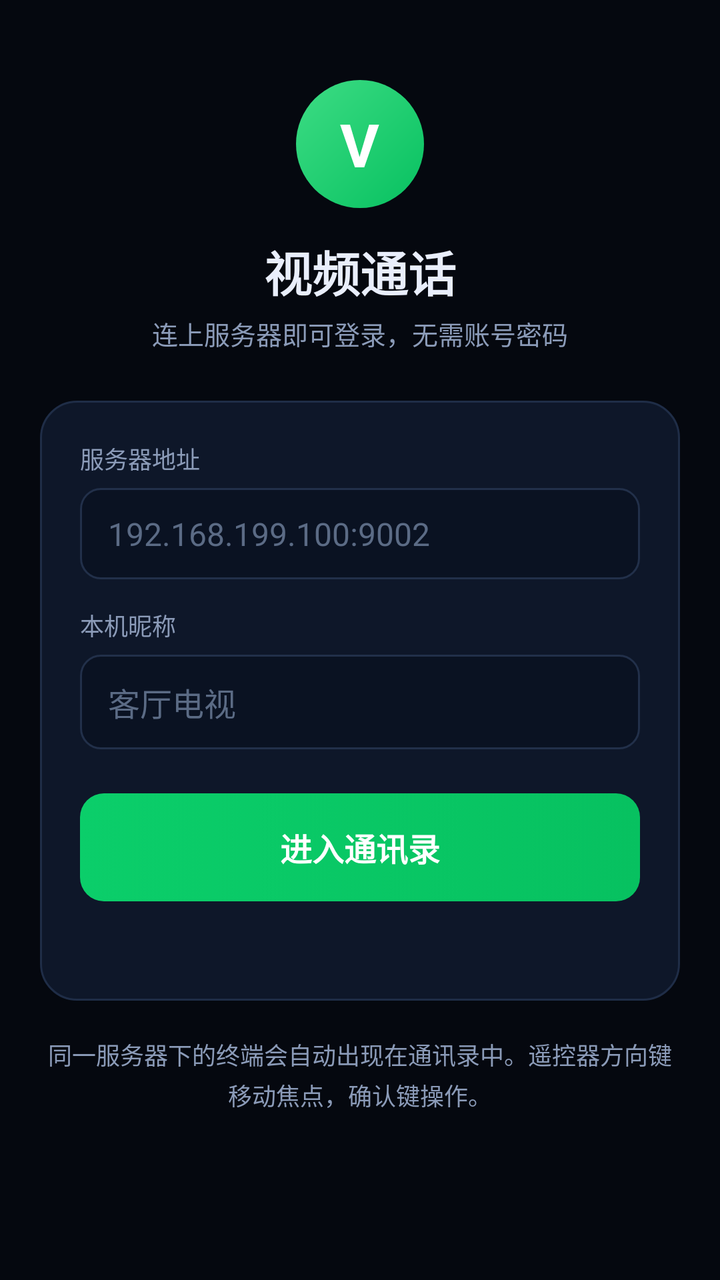
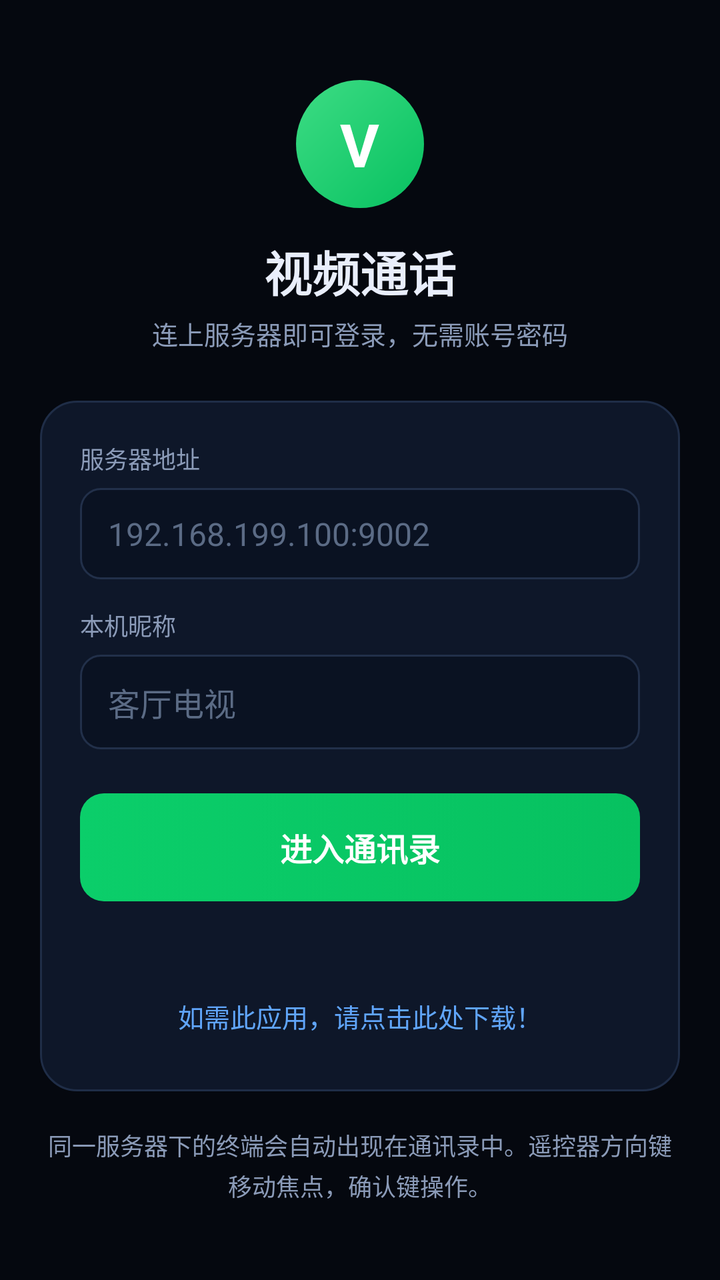

Two renders of the same Android screen: before a commit and after it. Below are the layout's source before the change and the commit's diff.
<!-- AndroidManifest.xml: application theme Theme.VCall -->
<!-- res/layout/activity_main.xml -->
<?xml version="1.0" encoding="utf-8"?>
<FrameLayout xmlns:android="http://schemas.android.com/apk/res/android"
    android:id="@+id/root"
    android:layout_width="match_parent"
    android:layout_height="match_parent"
    android:background="@color/bg">

    
    <ScrollView
        android:id="@+id/loginPanel"
        android:layout_width="match_parent"
        android:layout_height="match_parent"
        android:fillViewport="true">

        <LinearLayout
            android:layout_width="match_parent"
            android:layout_height="wrap_content"
            android:gravity="center_horizontal"
            android:orientation="vertical"
            android:paddingStart="20dp"
            android:paddingTop="40dp"
            android:paddingEnd="20dp"
            android:paddingBottom="32dp">

            <FrameLayout
                android:layout_width="64dp"
                android:layout_height="64dp"
                android:background="@drawable/bg_avatar">

                <TextView
                    android:layout_width="wrap_content"
                    android:layout_height="wrap_content"
                    android:layout_gravity="center"
                    android:text="V"
                    android:textColor="@color/white"
                    android:textSize="30sp"
                    android:textStyle="bold" />
            </FrameLayout>

            <TextView
                android:layout_width="wrap_content"
                android:layout_height="wrap_content"
                android:layout_marginTop="14dp"
                android:text="@string/setup_title"
                android:textColor="@color/text"
                android:textSize="24sp"
                android:textStyle="bold" />

            <TextView
                android:layout_width="wrap_content"
                android:layout_height="wrap_content"
                android:layout_marginTop="4dp"
                android:text="@string/setup_subtitle"
                android:textColor="@color/text_muted"
                android:textSize="13sp" />

            <LinearLayout
                android:layout_width="match_parent"
                android:layout_height="wrap_content"
                android:layout_marginTop="24dp"
                android:background="@drawable/bg_card"
                android:orientation="vertical"
                android:padding="20dp">

                <TextView
                    style="@style/VCallLabel"
                    android:layout_width="wrap_content"
                    android:layout_height="wrap_content"
                    android:text="@string/label_server" />

                <EditText
                    android:id="@+id/serverInput"
                    style="@style/VCallInput"
                    android:layout_width="match_parent"
                    android:layout_height="wrap_content"
                    android:layout_marginTop="6dp"
                    android:hint="@string/hint_server"
                    android:importantForAutofill="no"
                    android:inputType="textUri" />

                <TextView
                    style="@style/VCallLabel"
                    android:layout_width="wrap_content"
                    android:layout_height="wrap_content"
                    android:layout_marginTop="14dp"
                    android:text="@string/label_name" />

                <EditText
                    android:id="@+id/nameInput"
                    style="@style/VCallInput"
                    android:layout_width="match_parent"
                    android:layout_height="wrap_content"
                    android:layout_marginTop="6dp"
                    android:hint="@string/hint_name"
                    android:importantForAutofill="no"
                    android:inputType="text"
                    android:maxLength="24" />

                <Button
                    android:id="@+id/joinButton"
                    style="@style/VCallButton.Primary"
                    android:layout_width="match_parent"
                    android:layout_height="54dp"
                    android:layout_marginTop="22dp"
                    android:text="@string/join_room"
                    android:textSize="16sp" />

                <TextView
                    android:id="@+id/setupStatus"
                    android:layout_width="match_parent"
                    android:layout_height="wrap_content"
                    android:layout_marginTop="12dp"
                    android:gravity="center"
                    android:textColor="@color/text_muted"
                    android:textSize="13sp" />

                <TextView
                    android:id="@+id/announcementText"
                    android:layout_width="match_parent"
                    android:layout_height="wrap_content"
                    android:layout_marginTop="12dp"
                    android:gravity="center"
                    android:textColor="#FFFCD34D"
                    android:textSize="12sp"
                    android:visibility="gone" />
            </LinearLayout>

            <TextView
                android:layout_width="match_parent"
                android:layout_height="wrap_content"
                android:layout_marginTop="18dp"
                android:gravity="center"
                android:lineSpacingExtra="3dp"
                android:text="@string/setup_hint"
                android:textColor="@color/text_muted"
                android:textSize="12sp" />
        </LinearLayout>
    </ScrollView>

    
    <LinearLayout
        android:id="@+id/directoryPanel"
        android:layout_width="match_parent"
        android:layout_height="match_parent"
        android:orientation="vertical"
        android:paddingStart="16dp"
        android:paddingTop="18dp"
        android:paddingEnd="16dp"
        android:paddingBottom="12dp"
        android:visibility="gone">

        <LinearLayout
            android:layout_width="match_parent"
            android:layout_height="wrap_content"
            android:gravity="center_vertical"
            android:orientation="horizontal">

            <FrameLayout
                android:layout_width="48dp"
                android:layout_height="48dp"
                android:background="@drawable/bg_avatar">

                <TextView
                    android:id="@+id/myAvatar"
                    android:layout_width="wrap_content"
                    android:layout_height="wrap_content"
                    android:layout_gravity="center"
                    android:text="V"
                    android:textColor="@color/white"
                    android:textSize="20sp"
                    android:textStyle="bold" />
            </FrameLayout>

            <LinearLayout
                android:layout_width="0dp"
                android:layout_height="wrap_content"
                android:layout_marginStart="12dp"
                android:layout_weight="1"
                android:orientation="vertical">

                <TextView
                    android:id="@+id/myName"
                    android:layout_width="wrap_content"
                    android:layout_height="wrap_content"
                    android:background="@drawable/bg_ctrl_focus"
                    android:clickable="true"
                    android:focusable="true"
                    android:paddingStart="6dp"
                    android:paddingTop="2dp"
                    android:paddingEnd="6dp"
                    android:paddingBottom="2dp"
                    android:text="@string/directory_title"
                    android:textColor="@color/text"
                    android:textSize="17sp"
                    android:textStyle="bold" />

                <TextView
                    android:id="@+id/myState"
                    android:layout_width="wrap_content"
                    android:layout_height="wrap_content"
                    android:layout_marginTop="2dp"
                    android:text="@string/online"
                    android:textColor="@color/text_muted"
                    android:textSize="12sp" />
            </LinearLayout>

            <Button
                android:id="@+id/logoutButton"
                style="@style/VCallButton"
                android:layout_width="wrap_content"
                android:layout_height="44dp"
                android:minWidth="0dp"
                android:text="@string/logout"
                android:textSize="13sp" />
        </LinearLayout>

        <LinearLayout
            android:layout_width="match_parent"
            android:layout_height="wrap_content"
            android:layout_marginTop="14dp"
            android:gravity="center_vertical"
            android:orientation="horizontal">

            <EditText
                android:id="@+id/searchInput"
                style="@style/VCallInput"
                android:layout_width="0dp"
                android:layout_height="46dp"
                android:layout_weight="1"
                android:hint="@string/search_hint"
                android:importantForAutofill="no"
                android:inputType="text"
                android:textSize="14sp" />

            <Button
                android:id="@+id/callSelectedButton"
                style="@style/VCallButton.Primary"
                android:layout_width="wrap_content"
                android:layout_height="46dp"
                android:layout_marginStart="10dp"
                android:minWidth="0dp"
                android:text="@string/call_selected"
                android:textSize="13sp" />
        </LinearLayout>

        <TextView
            android:id="@+id/listHead"
            android:layout_width="match_parent"
            android:layout_height="wrap_content"
            android:layout_marginTop="16dp"
            android:text="@string/online_terminals"
            android:textColor="@color/text_muted"
            android:textSize="13sp" />

        <ScrollView
            android:layout_width="match_parent"
            android:layout_height="0dp"
            android:layout_marginTop="6dp"
            android:layout_weight="1"
            android:fillViewport="true">

            <LinearLayout
                android:id="@+id/terminalList"
                android:layout_width="match_parent"
                android:layout_height="wrap_content"
                android:orientation="vertical" />
        </ScrollView>

        <TextView
            android:id="@+id/emptyHint"
            android:layout_width="match_parent"
            android:layout_height="wrap_content"
            android:gravity="center"
            android:paddingTop="18dp"
            android:paddingBottom="18dp"
            android:text="@string/no_terminals"
            android:textColor="@color/text_muted"
            android:textSize="13sp"
            android:visibility="gone" />
    </LinearLayout>

    
    <FrameLayout
        android:id="@+id/callPanel"
        android:layout_width="match_parent"
        android:layout_height="match_parent"
        android:background="@color/black"
        android:visibility="gone">

        <GridLayout
            android:id="@+id/remoteGrid"
            android:layout_width="match_parent"
            android:layout_height="match_parent"
            android:columnCount="1"
            android:rowCount="1"
            android:useDefaultMargins="false" />

        <LinearLayout
            android:id="@+id/callTopBar"
            android:layout_width="match_parent"
            android:layout_height="wrap_content"
            android:layout_gravity="top"
            android:background="@drawable/bg_top_bar"
            android:gravity="center_vertical"
            android:orientation="horizontal"
            android:paddingStart="18dp"
            android:paddingTop="16dp"
            android:paddingEnd="18dp"
            android:paddingBottom="22dp">

            <TextView
                android:id="@+id/callTitle"
                android:layout_width="wrap_content"
                android:layout_height="wrap_content"
                android:text="@string/call_title"
                android:textColor="@color/white"
                android:textSize="@dimen/call_title_size"
                android:textStyle="bold" />

            <TextView
                android:id="@+id/callTimer"
                android:layout_width="wrap_content"
                android:layout_height="wrap_content"
                android:layout_marginStart="10dp"
                android:text="00:00"
                android:textColor="#CCFFFFFF"
                android:textSize="@dimen/call_sub_size" />

            <View
                android:layout_width="0dp"
                android:layout_height="1dp"
                android:layout_weight="1" />

            <TextView
                android:id="@+id/netStatus"
                android:layout_width="wrap_content"
                android:layout_height="wrap_content"
                android:text="@string/network_checking"
                android:textColor="#B3FFFFFF"
                android:textSize="12sp" />

            <TextView
                android:id="@+id/fullscreenButton"
                android:layout_width="wrap_content"
                android:layout_height="wrap_content"
                android:layout_marginStart="10dp"
                android:background="@drawable/bg_badge"
                android:clickable="true"
                android:focusable="true"
                android:paddingStart="10dp"
                android:paddingTop="4dp"
                android:paddingEnd="10dp"
                android:paddingBottom="4dp"
                android:text="@string/fullscreen"
                android:textColor="@color/white"
                android:textSize="12sp" />
        </LinearLayout>

        <FrameLayout
            android:id="@+id/localContainer"
            android:layout_width="@dimen/local_width"
            android:layout_height="@dimen/local_height"
            android:layout_gravity="top|end"
            android:layout_marginTop="76dp"
            android:layout_marginEnd="16dp"
            android:background="@drawable/bg_local_frame"
            android:elevation="8dp">

            <org.webrtc.SurfaceViewRenderer
                android:id="@+id/localRenderer"
                android:layout_width="match_parent"
                android:layout_height="match_parent" />
        </FrameLayout>

        <LinearLayout
            android:id="@+id/bottomBar"
            android:layout_width="match_parent"
            android:layout_height="wrap_content"
            android:layout_gravity="bottom"
            android:background="@drawable/bg_bottom_bar"
            android:gravity="center"
            android:orientation="horizontal"
            android:paddingStart="8dp"
            android:paddingTop="28dp"
            android:paddingEnd="8dp"
            android:paddingBottom="16dp">

            <LinearLayout
                android:id="@+id/micButton"
                android:layout_width="0dp"
                android:layout_height="wrap_content"
                android:layout_weight="1"
                android:background="@drawable/bg_ctrl_focus"
                android:clickable="true"
                android:focusable="true"
                android:gravity="center"
                android:orientation="vertical"
                android:paddingTop="8dp"
                android:paddingBottom="6dp">

                <ImageView
                    android:id="@+id/micIcon"
                    android:layout_width="@dimen/ctrl_icon_size"
                    android:layout_height="@dimen/ctrl_icon_size"
                    android:background="@drawable/bg_circle_dark"
                    android:contentDescription="@string/mic_on"
                    android:padding="@dimen/ctrl_icon_padding"
                    android:src="@drawable/ic_mic"
                    android:tint="@color/white" />

                <TextView
                    android:id="@+id/micLabel"
                    android:layout_width="wrap_content"
                    android:layout_height="wrap_content"
                    android:layout_marginTop="6dp"
                    android:text="@string/mic_on"
                    android:textColor="@color/white"
                    android:textSize="@dimen/ctrl_label_size" />
            </LinearLayout>

            <LinearLayout
                android:id="@+id/switchButton"
                android:layout_width="0dp"
                android:layout_height="wrap_content"
                android:layout_weight="1"
                android:background="@drawable/bg_ctrl_focus"
                android:clickable="true"
                android:focusable="true"
                android:gravity="center"
                android:orientation="vertical"
                android:paddingTop="8dp"
                android:paddingBottom="6dp">

                <ImageView
                    android:id="@+id/switchIcon"
                    android:layout_width="@dimen/ctrl_icon_size"
                    android:layout_height="@dimen/ctrl_icon_size"
                    android:background="@drawable/bg_circle_dark"
                    android:contentDescription="@string/switch_camera"
                    android:padding="@dimen/ctrl_icon_padding"
                    android:src="@drawable/ic_flip_camera"
                    android:tint="@color/white" />

                <TextView
                    android:layout_width="wrap_content"
                    android:layout_height="wrap_content"
                    android:layout_marginTop="6dp"
                    android:text="@string/switch_camera"
                    android:textColor="@color/white"
                    android:textSize="@dimen/ctrl_label_size" />
            </LinearLayout>

            <LinearLayout
                android:id="@+id/hangupButton"
                android:layout_width="0dp"
                android:layout_height="wrap_content"
                android:layout_weight="1"
                android:background="@drawable/bg_ctrl_focus"
                android:clickable="true"
                android:focusable="true"
                android:gravity="center"
                android:orientation="vertical"
                android:paddingTop="2dp"
                android:paddingBottom="6dp">

                <ImageView
                    android:id="@+id/hangupIcon"
                    android:layout_width="@dimen/hangup_icon_size"
                    android:layout_height="@dimen/hangup_icon_size"
                    android:background="@drawable/bg_circle_danger"
                    android:contentDescription="@string/hangup"
                    android:padding="18dp"
                    android:src="@drawable/ic_call_end"
                    android:tint="@color/white" />

                <TextView
                    android:layout_width="wrap_content"
                    android:layout_height="wrap_content"
                    android:layout_marginTop="6dp"
                    android:text="@string/hangup"
                    android:textColor="@color/white"
                    android:textSize="@dimen/ctrl_label_size" />
            </LinearLayout>

            <LinearLayout
                android:id="@+id/speakerButton"
                android:layout_width="0dp"
                android:layout_height="wrap_content"
                android:layout_weight="1"
                android:background="@drawable/bg_ctrl_focus"
                android:clickable="true"
                android:focusable="true"
                android:gravity="center"
                android:orientation="vertical"
                android:paddingTop="8dp"
                android:paddingBottom="6dp">

                <ImageView
                    android:id="@+id/speakerIcon"
                    android:layout_width="@dimen/ctrl_icon_size"
                    android:layout_height="@dimen/ctrl_icon_size"
                    android:background="@drawable/bg_circle_dark"
                    android:contentDescription="@string/speaker"
                    android:padding="@dimen/ctrl_icon_padding"
                    android:src="@drawable/ic_volume_up"
                    android:tint="@color/white" />

                <TextView
                    android:id="@+id/speakerLabel"
                    android:layout_width="wrap_content"
                    android:layout_height="wrap_content"
                    android:layout_marginTop="6dp"
                    android:text="@string/speaker"
                    android:textColor="@color/white"
                    android:textSize="@dimen/ctrl_label_size" />
            </LinearLayout>
        </LinearLayout>

        <TextView
            android:id="@+id/hintOverlay"
            android:layout_width="wrap_content"
            android:layout_height="wrap_content"
            android:layout_gravity="center_horizontal|bottom"
            android:layout_marginBottom="150dp"
            android:background="@drawable/bg_badge"
            android:paddingStart="16dp"
            android:paddingTop="8dp"
            android:paddingEnd="16dp"
            android:paddingBottom="8dp"
            android:textColor="@color/text"
            android:textSize="13sp"
            android:visibility="gone" />
    </FrameLayout>

    
    <LinearLayout
        android:id="@+id/incomingPanel"
        android:layout_width="match_parent"
        android:layout_height="match_parent"
        android:background="#F205080F"
        android:gravity="center"
        android:orientation="vertical"
        android:padding="24dp"
        android:visibility="gone">

        <FrameLayout
            android:layout_width="@dimen/avatar_size"
            android:layout_height="@dimen/avatar_size"
            android:background="@drawable/bg_avatar">

            <TextView
                android:id="@+id/incomingAvatar"
                android:layout_width="wrap_content"
                android:layout_height="wrap_content"
                android:layout_gravity="center"
                android:text="V"
                android:textColor="@color/white"
                android:textSize="@dimen/avatar_text_size"
                android:textStyle="bold" />
        </FrameLayout>

        <TextView
            android:id="@+id/incomingName"
            android:layout_width="wrap_content"
            android:layout_height="wrap_content"
            android:layout_marginTop="20dp"
            android:text="@string/call_title"
            android:textColor="@color/white"
            android:textSize="22sp"
            android:textStyle="bold" />

        <TextView
            android:id="@+id/incomingHint"
            android:layout_width="wrap_content"
            android:layout_height="wrap_content"
            android:layout_marginTop="10dp"
            android:text="@string/incoming_hint"
            android:textColor="#B3FFFFFF"
            android:textSize="14sp" />

        <LinearLayout
            android:layout_width="match_parent"
            android:layout_height="wrap_content"
            android:layout_marginTop="40dp"
            android:gravity="center"
            android:orientation="horizontal">

            <Button
                android:id="@+id/rejectButton"
                style="@style/VCallButton.Danger"
                android:layout_width="0dp"
                android:layout_height="52dp"
                android:layout_marginEnd="12dp"
                android:layout_weight="1"
                android:text="@string/reject"
                android:textSize="15sp" />

            <Button
                android:id="@+id/acceptButton"
                style="@style/VCallButton.Primary"
                android:layout_width="0dp"
                android:layout_height="52dp"
                android:layout_marginStart="12dp"
                android:layout_weight="1"
                android:text="@string/accept"
                android:textSize="15sp" />
        </LinearLayout>
    </LinearLayout>
</FrameLayout>
<!-- resources referenced by this layout -->
<resources>
  <color name="bg">#FF05080F</color>
  <color name="black">#FF000000</color>
  <color name="text">#FFE9EEFB</color>
  <color name="text_muted">#FF8B9BB8</color>
  <color name="white">#FFFFFFFF</color>
  <dimen name="avatar_size">88dp</dimen>
  <dimen name="avatar_text_size">36sp</dimen>
  <dimen name="call_sub_size">13sp</dimen>
  <dimen name="call_title_size">17sp</dimen>
  <dimen name="ctrl_icon_padding">15dp</dimen>
  <dimen name="ctrl_icon_size">56dp</dimen>
  <dimen name="ctrl_label_size">12sp</dimen>
  <dimen name="hangup_icon_size">62dp</dimen>
  <dimen name="local_height">144dp</dimen>
  <dimen name="local_width">108dp</dimen>
  <!-- drawable bg_avatar (drawable) -->
  <?xml version="1.0" encoding="utf-8"?>
  <shape xmlns:android="http://schemas.android.com/apk/res/android" android:shape="oval">
      <gradient
          android:startColor="#FF3DDC84"
          android:endColor="#FF07C160"
          android:angle="315" />
  </shape>
  <!-- drawable bg_bottom_bar (drawable) -->
  <?xml version="1.0" encoding="utf-8"?>
  <shape xmlns:android="http://schemas.android.com/apk/res/android" android:shape="rectangle">
      <gradient
          android:startColor="#00000000"
          android:endColor="#D9000000"
          android:angle="270" />
  </shape>
  <!-- drawable bg_circle_danger (drawable) -->
  <?xml version="1.0" encoding="utf-8"?>
  <shape xmlns:android="http://schemas.android.com/apk/res/android" android:shape="oval">
      <solid android:color="#FFE64340" />
  </shape>
  <!-- drawable bg_circle_dark (drawable) -->
  <?xml version="1.0" encoding="utf-8"?>
  <shape xmlns:android="http://schemas.android.com/apk/res/android" android:shape="oval">
      <solid android:color="#66000000" />
      <stroke android:width="1dp" android:color="#33FFFFFF" />
  </shape>
  <!-- drawable bg_top_bar (drawable) -->
  <?xml version="1.0" encoding="utf-8"?>
  <shape xmlns:android="http://schemas.android.com/apk/res/android" android:shape="rectangle">
      <gradient
          android:startColor="#A6000000"
          android:endColor="#00000000"
          android:angle="270" />
  </shape>
  <string name="accept">接听</string>
  <string name="call_selected">呼叫所选</string>
  <string name="call_title">视频通话</string>
  <string name="directory_title">通讯录</string>
  <string name="fullscreen">全屏</string>
  <string name="hangup">挂断</string>
  <string name="hint_name">客厅电视</string>
  <string name="hint_server">192.168.199.100:9002</string>
  <string name="incoming_hint">邀请你视频通话</string>
  <string name="join_room">进入通讯录</string>
  <string name="label_name">本机昵称</string>
  <string name="label_server">服务器地址</string>
  <string name="logout">退出</string>
  <string name="mic_on">静音</string>
  <string name="network_checking">连接中</string>
  <string name="no_terminals">暂无其他终端在线</string>
  <string name="online">在线</string>
  <string name="online_terminals">在线终端</string>
  <string name="reject">拒绝</string>
  <string name="search_hint">搜索终端</string>
  <string name="setup_hint">同一服务器下的终端会自动出现在通讯录中。遥控器方向键移动焦点，确认键操作。</string>
  <string name="setup_subtitle">连上服务器即可登录，无需账号密码</string>
  <string name="setup_title">视频通话</string>
  <string name="speaker">免提</string>
  <string name="switch_camera">翻转</string>
  <style name="VCallButton.Danger">
          <item name="android:background">@drawable/bg_button_danger</item>
          <item name="android:textColor">@color/white</item>
      </style>
  <style name="VCallButton.Primary">
          <item name="android:background">@drawable/bg_button_primary</item>
          <item name="android:textColor">@color/white</item>
          <item name="android:textStyle">bold</item>
      </style>
  <style name="VCallLabel">
          <item name="android:textColor">@color/text_muted</item>
          <item name="android:textSize">12sp</item>
      </style>
  <color name="accent">#FF07C160</color>
  <!-- unchanged entries left out for length: 15 -->
</resources>

<!-- the commit's change to res/layout/activity_main.xml (unified diff, before → after) -->
@@ -113,6 +113,20 @@
                     android:gravity="center"
                     android:textColor="@color/text_muted"
                     android:textSize="13sp" />
+
+                <TextView
+                    android:id="@+id/apkDownloadLink"
+                    android:layout_width="match_parent"
+                    android:layout_height="wrap_content"
+                    android:layout_marginTop="10dp"
+                    android:gravity="center"
+                    android:paddingTop="8dp"
+                    android:paddingBottom="8dp"
+                    android:text="如需此应用，请点击此处下载！"
+                    android:textColor="#FF60A5FA"
+                    android:textSize="13sp"
+                    android:focusable="true"
+                    android:clickable="true" />
 
                 <TextView
                     android:id="@+id/announcementText"
